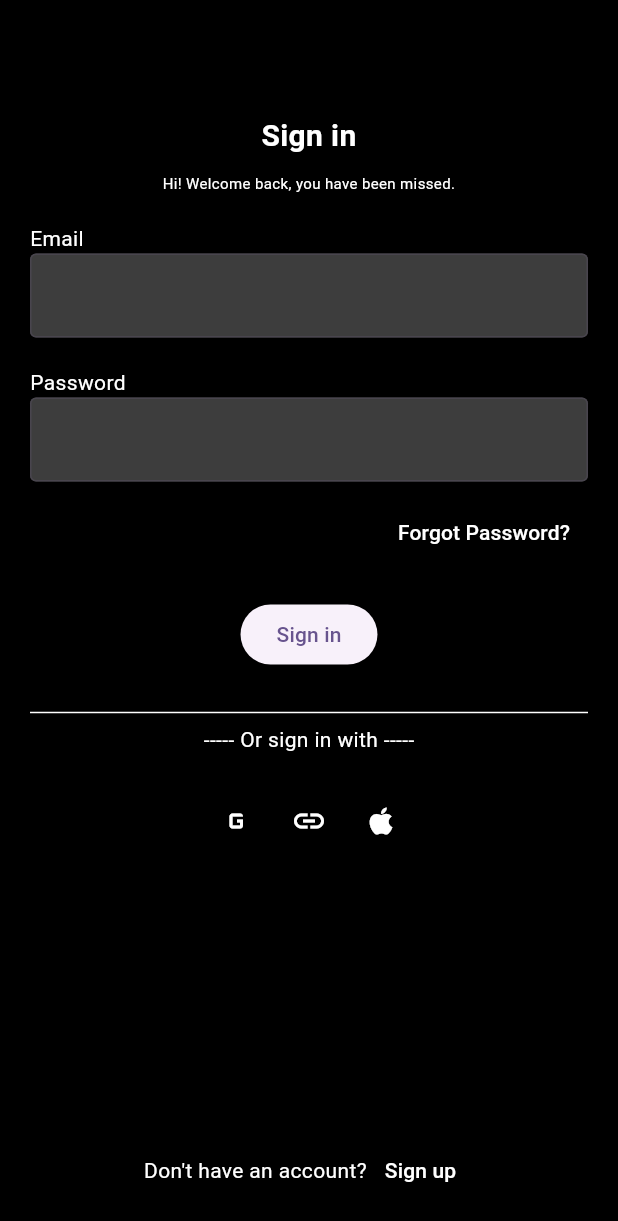
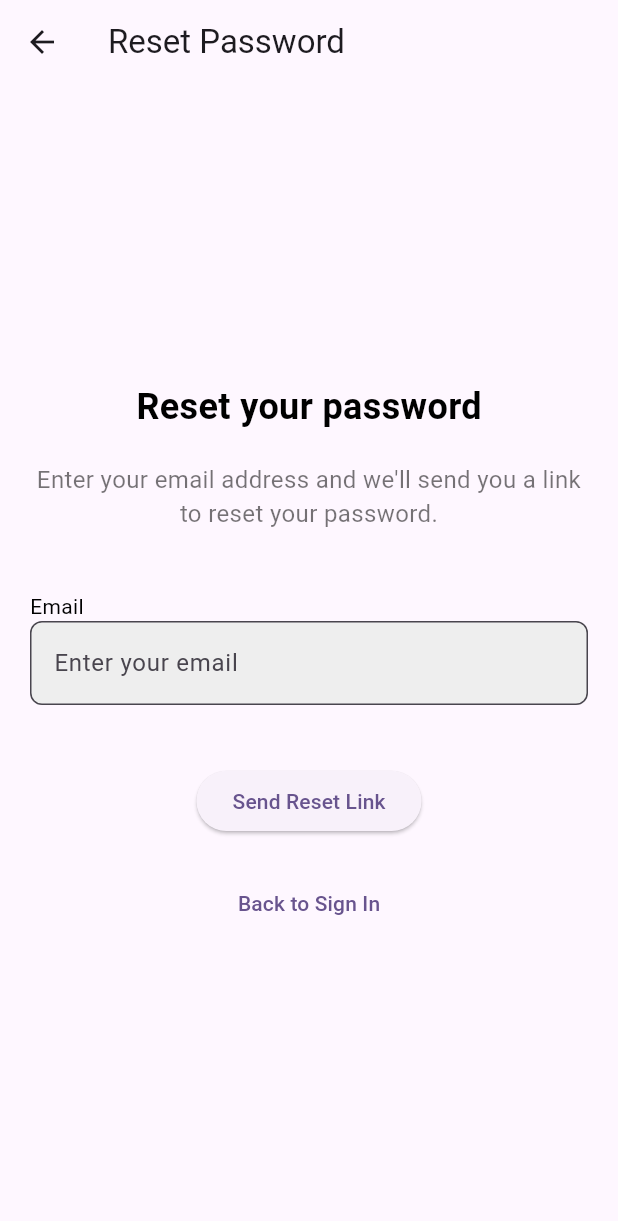
Before and after one commit to Arujan619/Instant-, a Flutter app: the SigninMain screen opened directly, after a tap on "Forgot Password?", on a phone screen of 412 x 824 dp. Shown: the top 1221 px of the screen. Run offline on Flutter 3.47's test engine with Material 3 defaults, Android fonts, the phone set to English and light mode, and no system bars; our stand-ins replace google_sign_in, syncfusion_flutter_charts.

Commit message:
reset password added, sign in modified

```diff
--- /dev/null
+++ b/MobileProject/lib/ResetPasswordPage/resetpassword-main.dart
@@ -0,0 +1,118 @@
+import 'package:flutter/material.dart';
+
+class ResetPasswordPage extends StatefulWidget {
+  const ResetPasswordPage({super.key});
+
+  @override
+  _ResetPasswordPageState createState() => _ResetPasswordPageState();
+}
+
+class _ResetPasswordPageState extends State<ResetPasswordPage> {
+  final _emailController = TextEditingController();
+  final _formKey = GlobalKey<FormState>();
+
+  void _sendResetLink() {
+    if (_formKey.currentState?.validate() ?? false) {
+
+      Future.delayed(const Duration(seconds: 2), () {
+        ScaffoldMessenger.of(context).showSnackBar(
+          const SnackBar(content: Text('Password reset link sent to your email!')),
+        );
+
+        Navigator.pop(context);
+      });
+    }
+  }
+
+  @override
+  void dispose() {
+    _emailController.dispose();
+    super.dispose();
+  }
+
+  @override
+  Widget build(BuildContext context) {
+    return Scaffold(
+      appBar: AppBar(
+        backgroundColor: Colors.transparent,
+        elevation: 0,
+        title: const Text('Reset Password'),
+      ),
+      body: Padding(
+        padding: const EdgeInsets.all(20.0),
+        child: Column(
+          mainAxisAlignment: MainAxisAlignment.center,
+          children: [
+            const Text(
+              'Reset your password',
+              style: TextStyle(
+                fontSize: 24,
+                fontWeight: FontWeight.bold,
+                color: Colors.black,
+              ),
+            ),
+            const SizedBox(height: 20),
+            const Text(
+              'Enter your email address and we\'ll send you a link to reset your password.',
+              textAlign: TextAlign.center,
+              style: TextStyle(
+                fontSize: 16,
+                color: Colors.black54,
+              ),
+            ),
+            const SizedBox(height: 40),
+
+            Form(
+              key: _formKey,
+              child: Column(
+                children: [
+                  const Align(
+                    alignment: Alignment.centerLeft,
+                    child: Text(
+                      'Email',
+                      style: TextStyle(color: Colors.black),
+                    ),
+                  ),
+                  TextFormField(
+                    controller: _emailController,
+                    keyboardType: TextInputType.emailAddress,
+                    decoration: InputDecoration(
+                      filled: true,
+                      fillColor: Colors.grey[200],
+                      hintText: 'Enter your email',
+                      border: OutlineInputBorder(
+                        borderRadius: BorderRadius.circular(8.0),
+                      ),
+                    ),
+                    validator: (value) {
+                      if (value == null || value.isEmpty) {
+                        return 'Please enter your email';
+                      }
+                      if (!RegExp(r'\S+@\S+\.\S+').hasMatch(value)) {
+                        return 'Enter a valid email';
+                      }
+                      return null;
+                    },
+                  ),
+                  const SizedBox(height: 40),
+                  ElevatedButton(
+                    onPressed: _sendResetLink,
+                    child: const Text('Send Reset Link'),
+                  ),
+                  const SizedBox(height: 20),
+                  TextButton(
+                    onPressed: () {
+
+                      Navigator.pop(context);
+                    },
+                    child: const Text('Back to Sign In'),
+                  ),
+                ],
+              ),
+            ),
+          ],
+        ),
+      ),
+    );
+  }
+}
--- a/MobileProject/lib/SigninPage/signin-main.dart
+++ b/MobileProject/lib/SigninPage/signin-main.dart
@@ -2,6 +2,7 @@ import 'package:flutter/material.dart';
 import '../SignupPage/signup-main.dart';
 import '../MainScreen/main-screen.dart';
 import 'package:google_sign_in/google_sign_in.dart';
+import '../ResetPasswordPage/resetpassword-main.dart';
 
 
 /*
@@ -137,7 +138,10 @@ class _SigninMainState extends State<SigninMain> {
               alignment: Alignment.centerRight,
               child: TextButton(
                 onPressed: () {
-                  // TODO: Navigate to Forgot Password page
+                  Navigator.push(
+                    context,
+                    MaterialPageRoute(builder: (context) => const ResetPasswordPage()),
+                  );
                 },
                 child: const Text(
                   'Forgot Password?',
```
